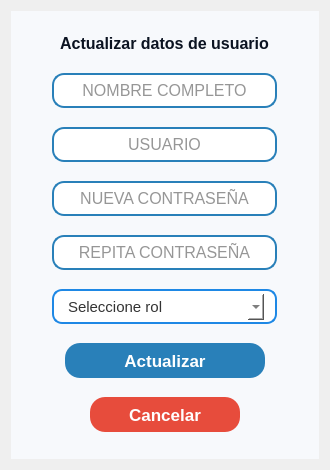
The window that resources/ui/actualizar_user.ui (Proyecto-Uptjaa/Proyecto_SIRA) describes before a commit, drawn with Qt 5.
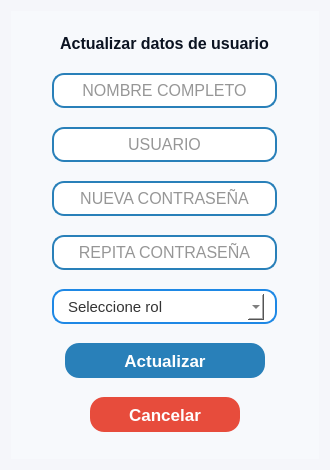
The same window after the commit. Icons and pictures are not drawn.

Diff of the .ui file:
```diff
--- a/resources/ui/actualizar_user.ui
+++ b/resources/ui/actualizar_user.ui
@@ -25,6 +25,9 @@
   <property name="windowTitle">
    <string>Dialog</string>
   </property>
+  <property name="styleSheet">
+   <string notr="true">background-color: #f5f6fa;</string>
+  </property>
   <layout class="QVBoxLayout" name="verticalLayout">
    <item>
     <widget class="QWidget" name="widgetPrincipal" native="true">
@@ -48,7 +51,7 @@
     color: #FFFFFF;
     border: none;
     padding: 8px 10px;
-    border-radius: 15px;
+    border-radius: 14px;
 }
 QPushButton:hover {
 	background-color: #0D47A1
@@ -253,7 +256,7 @@
          <string notr="true">QFrame{
 	background-color: white;
 	border: 1.5px solid #1e88e5;
-	border-radius: 10px;
+	border-radius: 12px;
 }
 QComboBox{
     border-radius: 10px;
```
Left out of the diff: 2 changed lines with no effect on the pictures.
